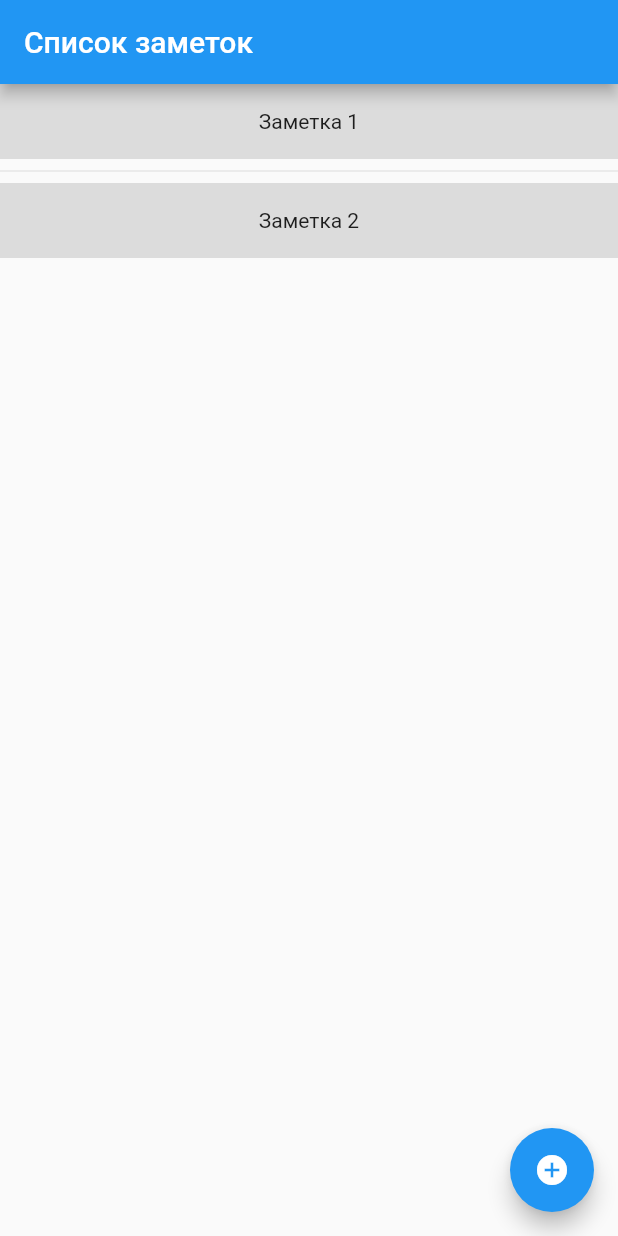
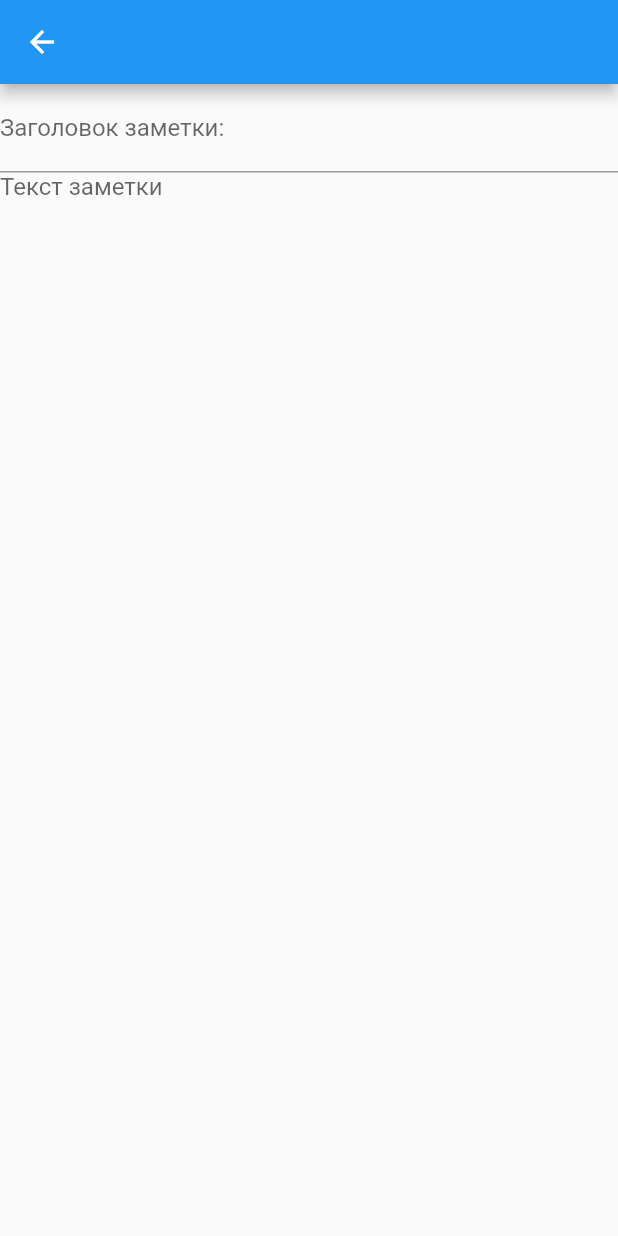
Before and after one commit to x674/TodoApp_Flutter, a Flutter app: the screen it shows after launch, after a tap on the "add circle" icon, on a phone screen of 412 x 824 dp. Run offline on Flutter 3.47's test engine with Material 2 defaults, Android fonts, the phone set to English and light mode, and no system bars; generated files the repository leaves out were written again.

Commit message:
Note model, save notes to file

```diff
--- /dev/null
+++ b/lib/Model/note_model.dart
@@ -0,0 +1,23 @@
+import 'package:json_annotation/json_annotation.dart';
+
+part 'note_model.g.dart';
+
+@JsonSerializable()
+class Note{
+  String titleNote = "";
+  String textNote = "";
+
+  Note.empty();
+  Note(this.titleNote, this.textNote);
+
+  factory Note.fromJson(Map<String,dynamic> json) => _$NoteFromJson(json);
+  Map<String, dynamic> toJson() => _$NoteToJson(this);
+}
+
+// @JsonSerializable()
+// class NotesList{
+//   List<Note> notesList = List.empty();
+//
+//   factory NotesList.fromJson(Map<String, dynamic> json) => _$NotesListFromJson(json);
+//   Map<String, dynamic> toJson() => _$NotesListToJson(this);
+// }
--- a/lib/Screens/editScreen.dart
+++ b/lib/Screens/edit_screen.dart
@@ -1,36 +1,40 @@
 import 'package:flutter/material.dart';
 
-String _contentNote = "";
-String _titleNote = "";
+import '../Model/note_model.dart';
 
 class EditScreen extends StatelessWidget {
-  EditScreen(String textNote, {super.key}) {
-    _contentNote = textNote;
-  }
+  Note note;
+
+  EditScreen(this.note, {super.key});
 
   @override
   Widget build(BuildContext context) {
     return WillPopScope(
       child: Scaffold(
         appBar: AppBar(),
-        body: _EditBox(),
+        body: EditBox(note),
       ),
       onWillPop: () {
-        Navigator.pop(context, _contentNote);
+        Navigator.pop(context, note);
         return Future.value(false);
       },
     );
   }
 }
 
-class _EditBox extends StatelessWidget {
+class EditBox extends StatelessWidget {
+  Note note;
+
+  EditBox(this.note, {super.key});
+
   @override
   Widget build(BuildContext context) {
     return Column(
       children: [
         TextFormField(
+          initialValue: note.titleNote,
           onChanged: (value) {
-            _titleNote = value;
+            note.titleNote = value;
           },
           decoration: const InputDecoration(labelText: "Заголовок заметки:"),
         ),
@@ -39,9 +43,9 @@ class _EditBox extends StatelessWidget {
           children: [
             Expanded(
                 child: TextFormField(
-              initialValue: _contentNote,
+              initialValue: note.textNote,
               onChanged: (value) {
-                _contentNote = value;
+                note.textNote = value;
               },
               decoration:
                   const InputDecoration.collapsed(hintText: "Текст заметки"),
--- /dev/null
+++ b/lib/Screens/main_screen.dart
@@ -0,0 +1,80 @@
+import 'dart:convert';
+
+import 'package:flutter/material.dart';
+import 'package:todoapp_flutter/Model/note_model.dart';
+
+import '../Storage/file_storage.dart';
+import 'edit_screen.dart';
+
+List<Note> notesList = [Note("Заголовок","Текст заметки")];
+
+class MainScreen extends StatefulWidget {
+  const MainScreen({Key? key}) : super(key: key);
+
+  @override
+  State<MainScreen> createState() => _MainScreenState();
+}
+
+class _MainScreenState extends State<MainScreen> {
+  @override
+  Widget build(BuildContext context) {
+    () async{ notesList = await ReadNotesFromFile();}.call();
+    return Scaffold(
+      appBar: AppBar(
+        title: const Text("Список заметок"),
+      ),
+      // body: Column(children: NotesList),
+      body: ListView.separated(
+          itemBuilder: (context, index) {
+            return NoteWidget(notesList[index]);
+          },
+          separatorBuilder: (context, index) => const Divider(),
+          itemCount: notesList.length),
+      // body: Center(child: Text('Нажми + чтобы добавить заметку!')),
+      floatingActionButton: FloatingActionButton(
+          onPressed: () => onClickAddNewNote(),
+          child: const Icon(Icons.add_circle)),
+    );
+  }
+
+  Future<void> onClickAddNewNote() async {var e = json.encode(notesList);
+    var newNote = Note.empty();
+    notesList.add(newNote);
+    newNote = await Navigator.of(context).push(MaterialPageRoute(builder: (context) => EditScreen(newNote),));
+    await SaveJsonNotesToFile(json.encode(notesList));
+    setState(() {
+      //notesList.last = returnedText;
+    });
+  }
+}
+class NoteWidget extends StatefulWidget {
+  Note note;
+  NoteWidget(this.note, {Key? key}) : super(key: key);
+
+  @override
+  State<NoteWidget> createState() => _NoteWidgetState();
+}
+
+class _NoteWidgetState extends State<NoteWidget> {
+  @override
+  Widget build(BuildContext context) {
+    return GestureDetector(
+      child: Container(
+        height: 50,
+        decoration: const BoxDecoration(color: Colors.black12),
+        child: Center(child: Text(widget.note.textNote)),
+      ),
+      onTap: () => onTap()
+      ,
+    );
+  }
+
+  onTap() async {
+    Note returnedNote = await Navigator.of(context).push(MaterialPageRoute(builder: (context) =>
+        EditScreen(widget.note),));
+    setState(()  {
+      widget.note.titleNote = returnedNote.titleNote;
+      widget.note.textNote = returnedNote.textNote;
+    });
+  }
+}
--- /dev/null
+++ b/lib/Storage/file_storage.dart
@@ -0,0 +1,23 @@
+import 'dart:convert';
+import 'dart:io';
+
+import 'package:path_provider/path_provider.dart';
+
+import '../Model/note_model.dart';
+
+Future<void> SaveJsonNotesToFile(String jsonNotes) async {
+ final directory = await getApplicationDocumentsDirectory();
+
+ final file = File('${directory.path}${Platform.pathSeparator}notes.json');
+
+ await file.writeAsString(jsonNotes,mode: FileMode.writeOnly);
+}
+
+Future<List<Note>> ReadNotesFromFile() async {
+  final directory = await getApplicationDocumentsDirectory();
+  final file = File('${directory.path}${Platform.pathSeparator}notes.json');
+  final jsonNotes = await file.readAsString();
+  var map = json.decode(jsonNotes);
+  List<Note> notes = (map as List).map((e) => Note.fromJson(e)).toList();
+  return notes;
+}
--- a/lib/main.dart
+++ /dev/null
@@ -1,88 +0,0 @@
-import 'package:flutter/material.dart';
-
-import 'Screens/editScreen.dart';
-
-void main() {
-  runApp(const TodoApp());
-}
-
-List<String> notesList = ["Заметка 1"];
-
-class TodoApp extends StatefulWidget {
-  const TodoApp({super.key});
-
-  @override
-  State<StatefulWidget> createState() {
-    return _TodoAppState();
-  }
-}
-
-class _TodoAppState extends State<StatefulWidget> {
-  @override
-  Widget build(BuildContext context) {
-    return MaterialApp(
-      home: Scaffold(
-        appBar: AppBar(
-          title: const Text("Список заметок"),
-        ),
-        // body: Column(children: NotesList),
-        body: ListView.separated(
-            itemBuilder: (context, index) {
-              return Note(notesList[index]);
-            },
-            separatorBuilder: (context, index) => const Divider(),
-            itemCount: notesList.length),
-        // body: Center(child: Text('Нажми + чтобы добавить заметку!')),
-        floatingActionButton: FloatingActionButton(
-            onPressed: () {
-              setState(() {
-                addNoteToList();
-              });
-            },
-            child: const Icon(Icons.add_circle)),
-      ),
-    );
-  }
-}
-
-void addNoteToList() {
-  notesList.add("Заметка ${notesList.length + 1}");
-}
-
-class Note extends StatefulWidget {
-  String noteText;
-  Note(this.noteText, {super.key});
-  @override
-  State<StatefulWidget> createState() => NoteState();
-}
-
-class NoteState extends State<Note> {
-
-
-  @override
-  Widget build(BuildContext context) {
-    Route createRoute(String textNote) {
-      return PageRouteBuilder(
-        pageBuilder: (context, animation, secondaryAnimation) =>
-            EditScreen(textNote),
-        transitionsBuilder: (context, animation, secondaryAnimation, child) =>
-        child,
-      );
-    }
-    void onTap() async {
-        String returnedText = await Navigator.of(context).push(createRoute(widget.noteText));
-        setState(()  {
-          widget.noteText = returnedText;
-        });
-  }
-    return GestureDetector(
-      child: Container(
-        height: 50,
-        decoration: const BoxDecoration(color: Colors.black12),
-        child: Center(child: Text(widget.noteText)),
-      ),
-      onTap: () => onTap()
-      ,
-    );
-  }
-}
--- /dev/null
+++ b/lib/todo_app.dart
@@ -0,0 +1,18 @@
+import 'package:flutter/material.dart';
+
+import 'Screens/main_screen.dart';
+
+void main() {
+  runApp(const TodoApp());
+}
+
+class TodoApp extends StatelessWidget {
+  const TodoApp({Key? key}) : super(key: key);
+
+  @override
+  Widget build(BuildContext context) {
+    return const MaterialApp(
+      home: MainScreen(),
+    );
+  }
+}
--- a/pubspec.yaml
+++ b/pubspec.yaml
@@ -28,6 +28,7 @@ environment:
 # the latest version available on pub.dev. To see which dependencies have newer
 # versions available, run `flutter pub outdated`.
 dependencies:
+  json_annotation: ^4.8.1
   flutter:
     sdk: flutter
 
@@ -35,8 +36,10 @@ dependencies:
   # The following adds the Cupertino Icons font to your application.
   # Use with the CupertinoIcons class for iOS style icons.
   cupertino_icons: ^1.0.2
+  path_provider: ^2.0.15
 
 dev_dependencies:
+  json_serializable: ^6.7.0
   flutter_test:
     sdk: flutter
 
@@ -46,6 +49,7 @@ dev_dependencies:
   # package. See that file for information about deactivating specific lint
   # rules and activating additional ones.
   flutter_lints: ^2.0.0
+  build_runner: ^2.4.4
 
 # For information on the generic Dart part of this file, see the
 # following page: https://dart.dev/tools/pub/pubspec
```
Also changed, not shown: pubspec.lock, 3 other files.
